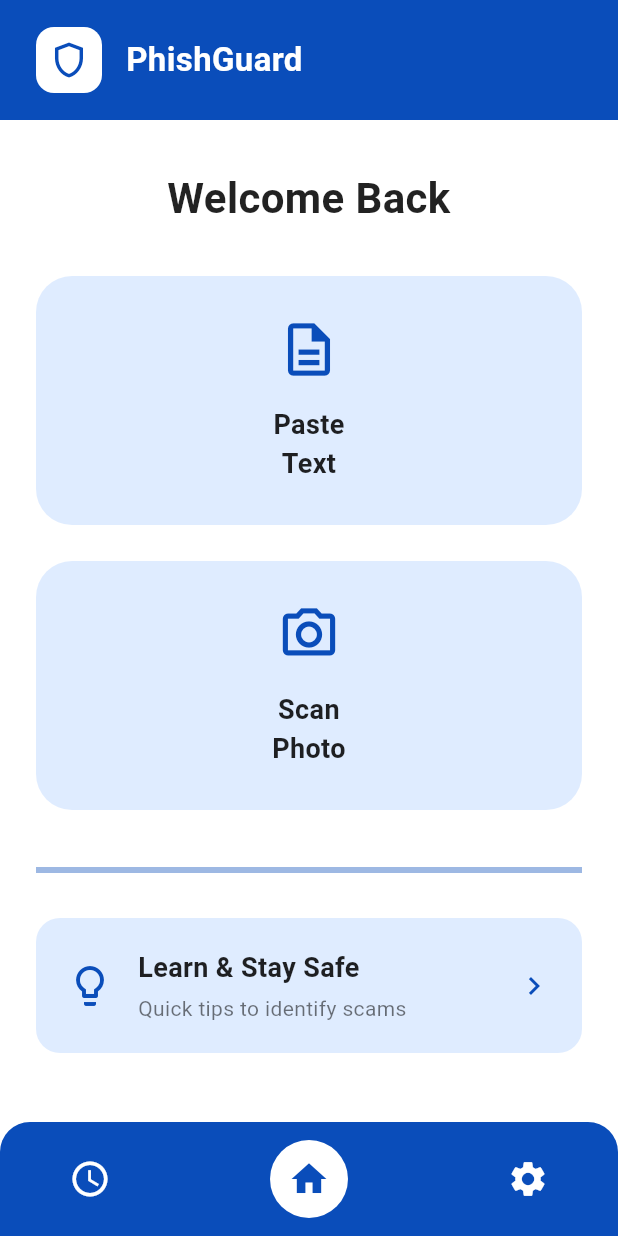
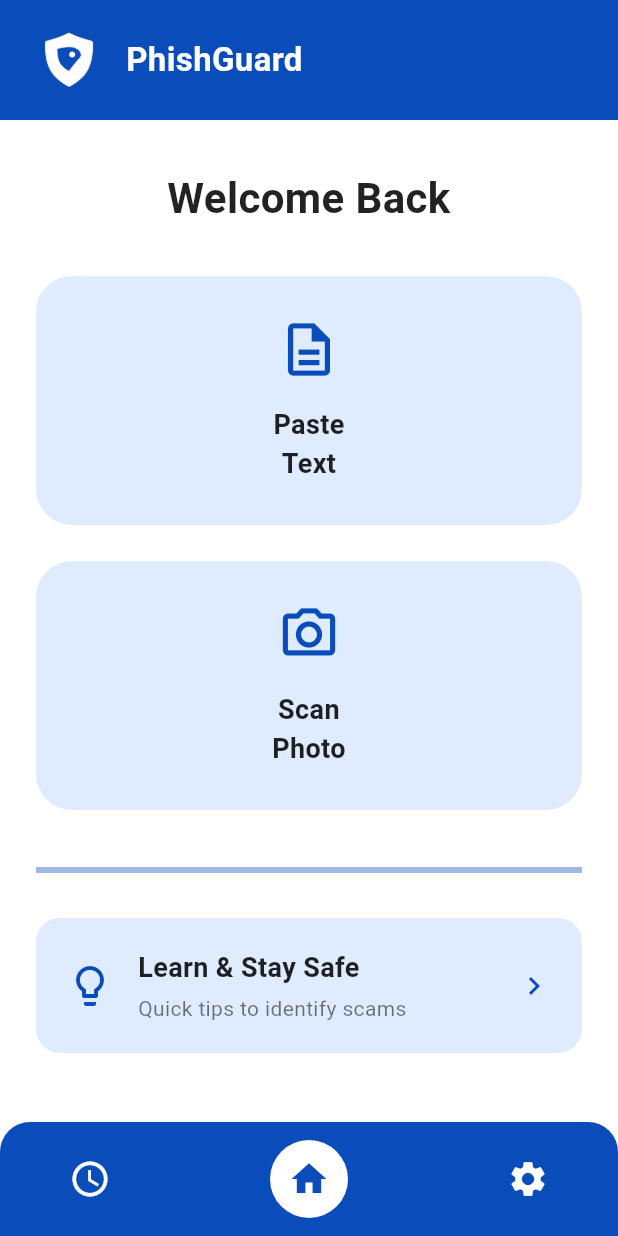
Before and after one commit to ardilyce/CS310_Project, a Flutter app: the HomeScreen screen opened by its route, on a phone screen of 412 x 824 dp. Run offline on Flutter 3.47's test engine with Material 3 defaults, Android fonts, the phone set to English and light mode, and no system bars; our stand-ins replace image_picker.

Commit message:
fixing logo problem in home_screen

```diff
--- a/lib/screens/home_screen.dart
+++ b/lib/screens/home_screen.dart
@@ -17,7 +17,10 @@ class HomeScreen extends StatelessWidget {
             _buildHeader(),
             Expanded(
               child: SingleChildScrollView(
-                padding: const EdgeInsets.symmetric(horizontal: 24, vertical: 32),
+                padding: const EdgeInsets.symmetric(
+                  horizontal: 24,
+                  vertical: 32,
+                ),
                 child: Column(
                   crossAxisAlignment: CrossAxisAlignment.stretch,
                   children: [
@@ -40,13 +43,11 @@ class HomeScreen extends StatelessWidget {
                     _DashboardButton(
                       icon: Icons.photo_camera_outlined,
                       label: 'Scan\nPhoto',
-                      onTap: () => Navigator.pushNamed(context, '/image_upload'),
+                      onTap: () =>
+                          Navigator.pushNamed(context, '/image_upload'),
                     ),
                     const SizedBox(height: 32),
-                    Divider(
-                      color: _primaryBlue.withOpacity(0.4),
-                      thickness: 4,
-                    ),
+                    Divider(color: _primaryBlue.withOpacity(0.4), thickness: 4),
                     const SizedBox(height: 24),
                     GestureDetector(
                       onTap: () => Navigator.pushNamed(context, '/learn'),
@@ -87,10 +88,7 @@ class HomeScreen extends StatelessWidget {
                                 ],
                               ),
                             ),
-                            Icon(
-                              Icons.chevron_right,
-                              color: _primaryBlue,
-                            )
+                            Icon(Icons.chevron_right, color: _primaryBlue),
                           ],
                         ),
                       ),
@@ -117,19 +115,7 @@ class HomeScreen extends StatelessWidget {
           Row(
             mainAxisAlignment: MainAxisAlignment.start,
             children: [
-              Container(
-                width: 44,
-                height: 44,
-                decoration: BoxDecoration(
-                  color: Colors.white,
-                  borderRadius: BorderRadius.circular(12),
-                ),
-                child: const Icon(
-                  Icons.shield_outlined,
-                  color: _primaryBlue,
-                  size: 28,
-                ),
-              ),
+              Image.asset("assets/images/logo.png", width: 44, height: 44),
               const SizedBox(width: 16),
               const Text(
                 'PhishGuard',
```
Lines whose indentation alone changed are shown as unchanged.
